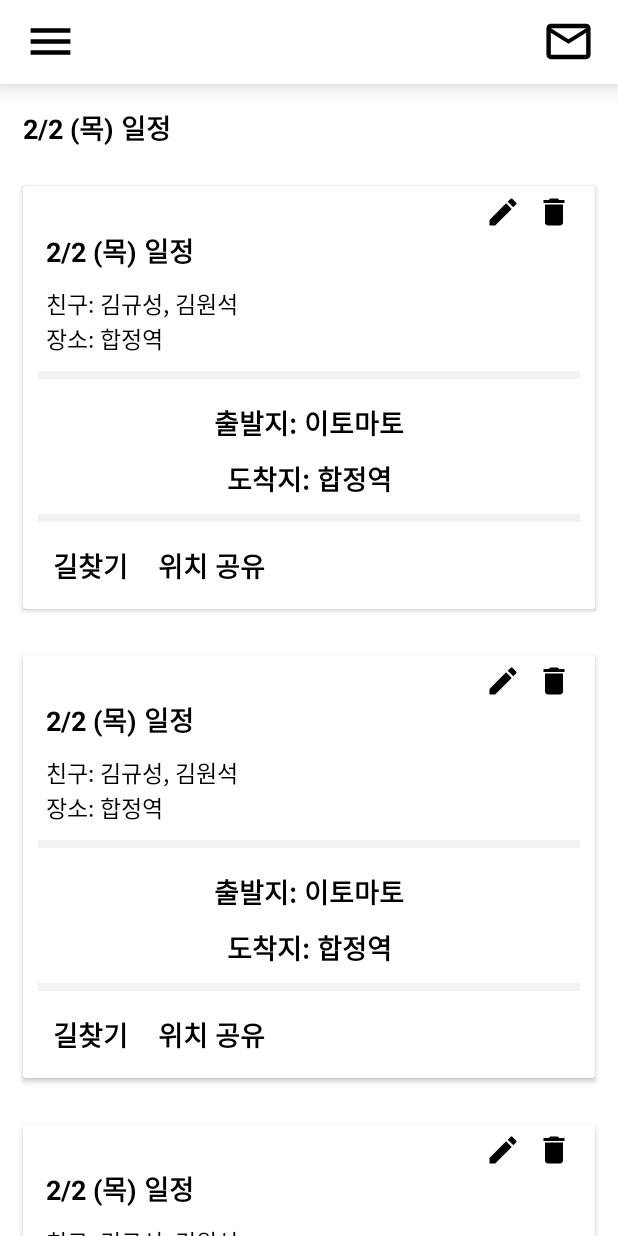
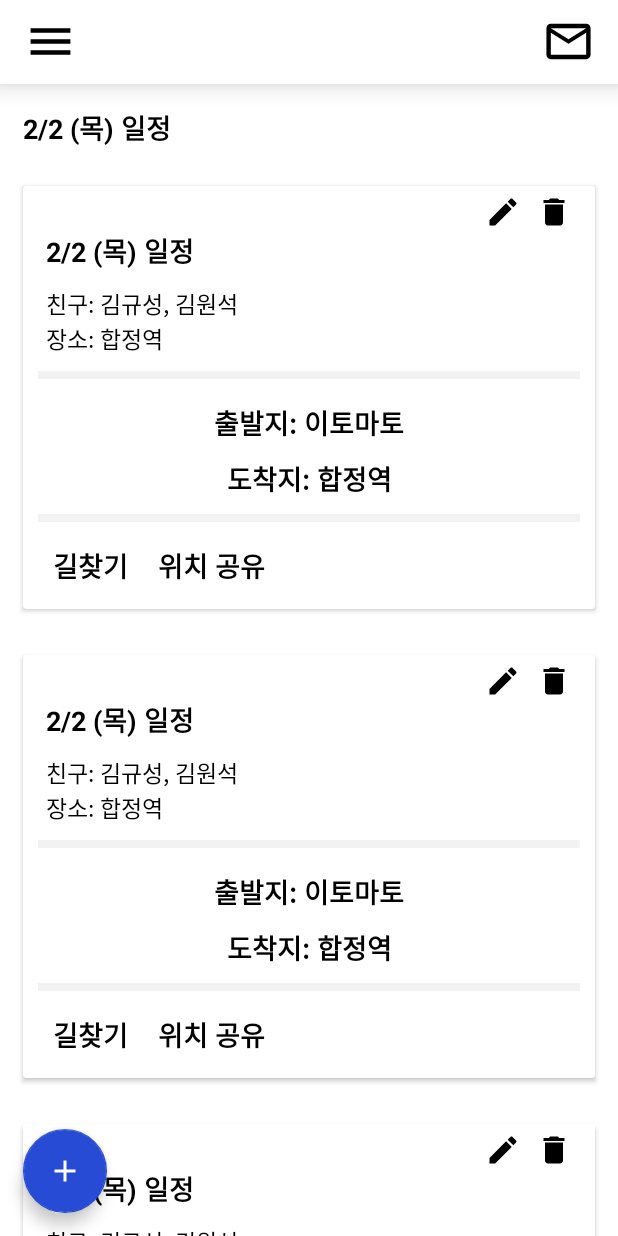
Before and after one commit to ksjmgrkks/Where-Are-You, an Android app: the layout fragment_daily_schedule.xml on its own in the app's theme, with its tools: preview values and no code run, on a phone screen of 412 x 824 dp. Run offline under Robolectric (Android 15) with nearby library versions, the phone set to English and light mode, and no system bars.

Commit message:
[refactor] 리팩토링 작업 - fab mainActivity -> Fragment 이동 - LoginFragment 비즈니스로직 최소화 작업 -> LoginStateHolder로 이동

```diff
--- a/Whereareyou/app/src/main/java/com/android/whereareyou/core/MainViewModel.kt
+++ b/Whereareyou/app/src/main/java/com/android/whereareyou/core/MainViewModel.kt
@@ -10,13 +10,9 @@ import javax.inject.Inject
 @HiltViewModel
 class MainViewModel @Inject constructor(
 ) : BaseViewModel() {
-    private val _fabVisibility = MutableLiveData(false)
-    val fabVisibility: LiveData<Boolean>
-        get() = _fabVisibility
     init {
 
     }
-    fun settingUI(visibility: Boolean) = _fabVisibility.postValue(visibility)
     override fun onCleared() {
         super.onCleared()
     }
--- a/Whereareyou/app/src/main/java/com/android/whereareyou/schedule/presentation/add/AddScheduleFragment.kt
+++ b/Whereareyou/app/src/main/java/com/android/whereareyou/schedule/presentation/add/AddScheduleFragment.kt
@@ -37,13 +37,7 @@ class AddScheduleFragment : BaseFragment() {
 
     override fun onViewCreated(view: View, savedInstanceState: Bundle?) {
         super.onViewCreated(view, savedInstanceState)
-        setupUI()
     }
-
-    private fun setupUI() {
-        activityViewModel.settingUI(false)
-    }
-
     override fun onDestroyView() {
         super.onDestroyView()
         _binding = null
--- a/Whereareyou/app/src/main/java/com/android/whereareyou/schedule/presentation/weekly/WeeklyScheduleFragment.kt
+++ b/Whereareyou/app/src/main/java/com/android/whereareyou/schedule/presentation/weekly/WeeklyScheduleFragment.kt
@@ -44,9 +44,11 @@ class WeeklyScheduleFragment : BaseFragment() {
     }
 
     private fun setupUI() {
-        activityViewModel.settingUI(true)
         binding.textViewCalendar.setOnClickListener {
             moveScreen(R.id.action_weekly_schedule_to_calendar_schedule)
+        }
+        binding.floatingActionButton.setOnClickListener {
+            moveScreen(R.id.action_weekly_schedule_to_add_schedule)
         }
         binding.textViewWeeklySchedule.text = getString(R.string.fragment_weekly_schedule_text2,  WhereAreYouApplication.prefs[PreferenceConstants.NICKNAME, ""] ?: "")
     }
--- a/Whereareyou/app/src/main/res/layout/fragment_daily_schedule.xml
+++ b/Whereareyou/app/src/main/res/layout/fragment_daily_schedule.xml
@@ -72,5 +72,19 @@
 
     </androidx.recyclerview.widget.RecyclerView>
 
+    <com.google.android.material.floatingactionbutton.FloatingActionButton
+        android:id="@+id/floatingActionButton"
+        android:layout_width="wrap_content"
+        android:layout_height="wrap_content"
+        android:layout_marginStart="15dp"
+        android:layout_marginBottom="15dp"
+        android:clickable="true"
+        android:focusable="true"
+        app:backgroundTint="@color/app_blue"
+        app:tint="@color/white"
+        android:src="@drawable/ic_add"
+        app:layout_constraintBottom_toBottomOf="parent"
+        app:layout_constraintStart_toStartOf="parent"
+        />
 </androidx.constraintlayout.widget.ConstraintLayout>
 </layout>
```
Also changed, not shown: Whereareyou/app/src/main/java/com/android/whereareyou/core/MainActivity.kt (+0 -17 lines), Whereareyou/app/src/main/java/com/android/whereareyou/login/presentation/LoginFragment.kt (+3 -15 lines), Whereareyou/app/src/main/java/com/android/whereareyou/login/presentation/LoginStateHolder.kt (+13 -1 lines), Whereareyou/app/src/main/java/com/android/whereareyou/schedule/presentation/calendar/CalendarScheduleFragment.kt (+4 -5 lines), Whereareyou/app/src/main/java/com/android/whereareyou/schedule/presentation/daily/DailyScheduleFragment.kt (+4 -6 lines), Whereareyou/app/src/main/res/layout/activity_main.xml (+0 -16 lines), Whereareyou/app/src/main/res/layout/fragment_calendar_schedule.xml (+15 -0 lines), Whereareyou/app/src/main/res/layout/fragment_weekly_schedule.xml (+15 -0 lines).
